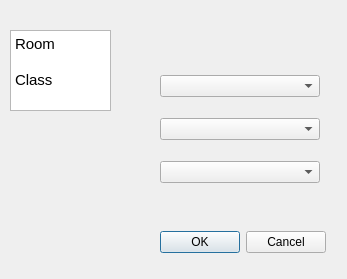
First picture: the form in editform.ui, repository Kjablonska/Qt-SchoolPlanner, before the edit.
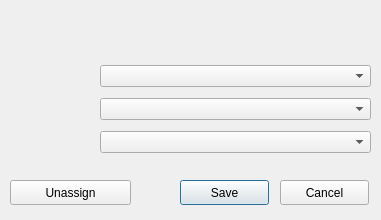
Second picture: the form after the edit.

Patch:
```diff
--- a/editform.ui
+++ b/editform.ui
@@ -6,39 +6,20 @@
    <rect>
     <x>0</x>
     <y>0</y>
-    <width>347</width>
-    <height>279</height>
+    <width>381</width>
+    <height>220</height>
    </rect>
   </property>
   <property name="windowTitle">
    <string>Edit form</string>
   </property>
-  <widget class="QTextEdit" name="textEdit">
-   <property name="geometry">
-    <rect>
-     <x>10</x>
-     <y>30</y>
-     <width>101</width>
-     <height>81</height>
-    </rect>
-   </property>
-   <property name="html">
-    <string>&lt;!DOCTYPE HTML PUBLIC &quot;-//W3C//DTD HTML 4.0//EN&quot; &quot;http://www.w3.org/TR/REC-html40/strict.dtd&quot;&gt;
-&lt;html&gt;&lt;head&gt;&lt;meta name=&quot;qrichtext&quot; content=&quot;1&quot; /&gt;&lt;style type=&quot;text/css&quot;&gt;
-p, li { white-space: pre-wrap; }
-&lt;/style&gt;&lt;/head&gt;&lt;body style=&quot; font-family:'Ubuntu'; font-size:11pt; font-weight:400; font-style:normal;&quot;&gt;
-&lt;p style=&quot; margin-top:0px; margin-bottom:0px; margin-left:0px; margin-right:0px; -qt-block-indent:0; text-indent:0px;&quot;&gt;Room&lt;/p&gt;
-&lt;p style=&quot;-qt-paragraph-type:empty; margin-top:0px; margin-bottom:0px; margin-left:0px; margin-right:0px; -qt-block-indent:0; text-indent:0px;&quot;&gt;&lt;br /&gt;&lt;/p&gt;
-&lt;p style=&quot; margin-top:0px; margin-bottom:0px; margin-left:0px; margin-right:0px; -qt-block-indent:0; text-indent:0px;&quot;&gt;Class&lt;/p&gt;&lt;/body&gt;&lt;/html&gt;</string>
-   </property>
-  </widget>
   <widget class="QWidget" name="verticalLayoutWidget">
    <property name="geometry">
     <rect>
-     <x>160</x>
+     <x>100</x>
      <y>60</y>
-     <width>160</width>
-     <height>141</height>
+     <width>271</width>
+     <height>101</height>
     </rect>
    </property>
    <layout class="QVBoxLayout" name="verticalLayout">
@@ -53,19 +34,67 @@
     </item>
    </layout>
   </widget>
-  <widget class="QDialogButtonBox" name="buttonBox">
+  <widget class="QPushButton" name="pushButton">
    <property name="geometry">
     <rect>
-     <x>160</x>
-     <y>230</y>
-     <width>166</width>
+     <x>180</x>
+     <y>180</y>
+     <width>89</width>
      <height>25</height>
     </rect>
    </property>
-   <property name="standardButtons">
-    <set>QDialogButtonBox::Cancel|QDialogButtonBox::Ok</set>
+   <property name="text">
+    <string>Save</string>
    </property>
   </widget>
+  <widget class="QPushButton" name="pushButton_2">
+   <property name="geometry">
+    <rect>
+     <x>280</x>
+     <y>180</y>
+     <width>89</width>
+     <height>25</height>
+    </rect>
+   </property>
+   <property name="text">
+    <string>Cancel</string>
+   </property>
+  </widget>
+  <widget class="QPushButton" name="pushButton_3">
+   <property name="geometry">
+    <rect>
+     <x>10</x>
+     <y>180</y>
+     <width>121</width>
+     <height>25</height>
+    </rect>
+   </property>
+   <property name="text">
+    <string>Unassign</string>
+   </property>
+  </widget>
+  <widget class="QWidget" name="verticalLayoutWidget_2">
+   <property name="geometry">
+    <rect>
+     <x>100</x>
+     <y>30</y>
+     <width>160</width>
+     <height>21</height>
+    </rect>
+   </property>
+   <layout class="QVBoxLayout" name="roomName"/>
+  </widget>
+  <widget class="QWidget" name="verticalLayoutWidget_3">
+   <property name="geometry">
+    <rect>
+     <x>10</x>
+     <y>10</y>
+     <width>81</width>
+     <height>161</height>
+    </rect>
+   </property>
+   <layout class="QVBoxLayout" name="headers"/>
+  </widget>
  </widget>
  <resources/>
  <connections/>
```
Left out of the diff: 6 changed lines with no effect on the pictures.
